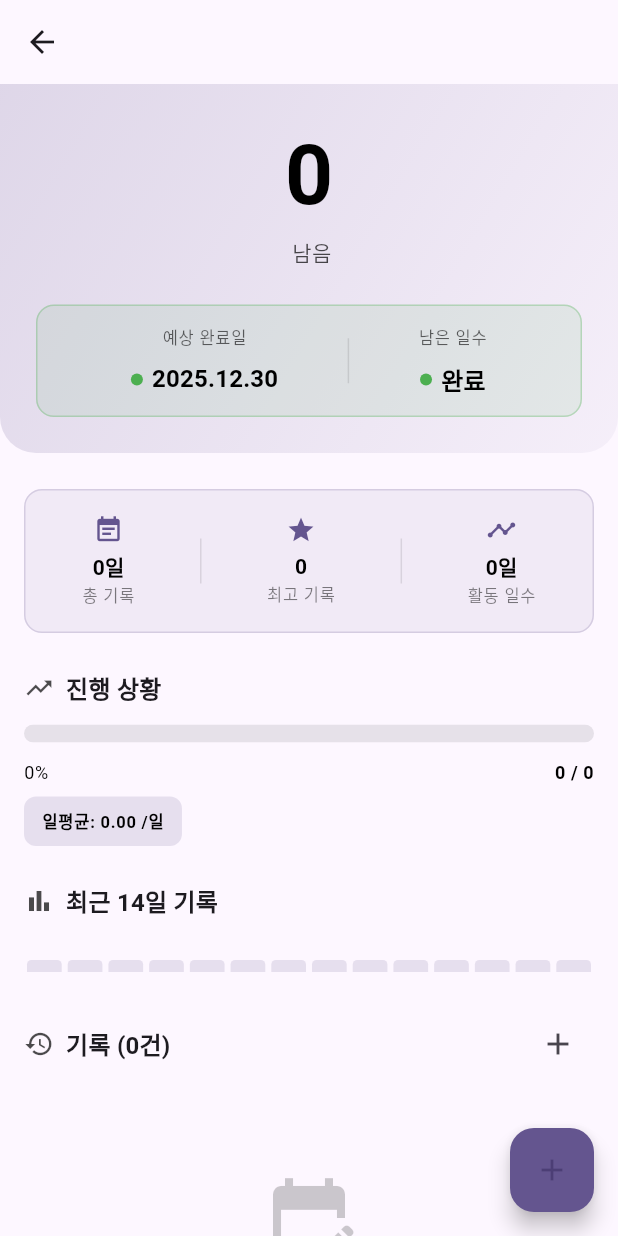
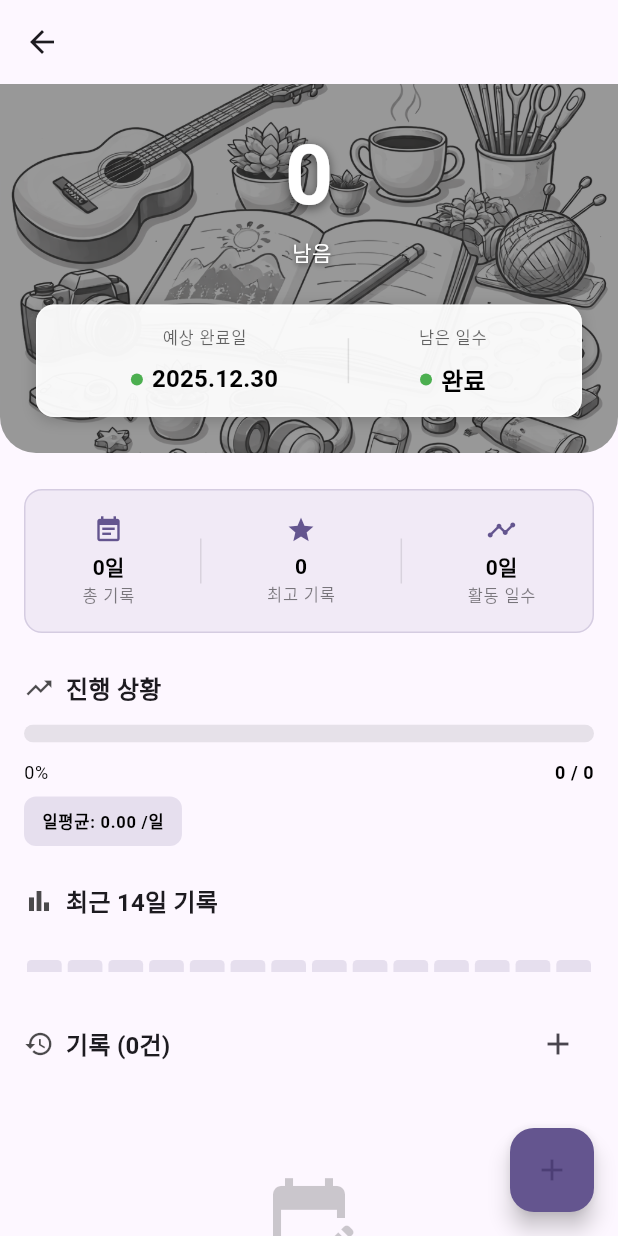
Before and after one commit to hyunyik/goaleta, a Flutter app: the GoalDetailScreen screen opened directly with empty values, on a phone screen of 412 x 824 dp. Run offline on Flutter 3.47's test engine with Material 3 defaults, Android fonts, the phone set to English and light mode, and no system bars; our stand-ins replace flutter_riverpod.

Commit message:
Add background images to GoalDetailScreen and enhance GoalCard with animations

```diff
--- a/lib/screens/goal_detail_screen.dart
+++ b/lib/screens/goal_detail_screen.dart
@@ -11,6 +11,24 @@ class GoalDetailScreen extends ConsumerWidget {
   final Goal goal;
 
   const GoalDetailScreen({required this.goal, Key? key}) : super(key: key);
+
+  String? _getBackgroundImage() {
+    // Map category to background image - same as GoalCard
+    switch (goal.category) {
+      case GoalCategory.reading:
+        return 'assets/images/reading.png';
+      case GoalCategory.study:
+        return 'assets/images/study.png';
+      case GoalCategory.fitness:
+        return 'assets/images/fitness.png';
+      case GoalCategory.writing:
+        return 'assets/images/writing.png';
+      case GoalCategory.practice:
+        return 'assets/images/practice.png';
+      case GoalCategory.custom:
+        return 'assets/images/custom.png';
+    }
+  }
 
   @override
   Widget build(BuildContext context, WidgetRef ref) {
@@ -49,6 +67,7 @@ class GoalDetailScreen extends ConsumerWidget {
           final dailyAverage = etaData['dailyAverage'] as double;
 
           final dateFormatter = DateFormat('yyyy.MM.dd');
+          final backgroundImage = _getBackgroundImage();
 
           return RefreshIndicator(
             onRefresh: () async {
@@ -59,18 +78,30 @@ class GoalDetailScreen extends ConsumerWidget {
             child: SingleChildScrollView(
               child: Column(
                 children: [
-                // 상단: 남은 양 및 ETA
+                // 상단: 남은 양 및 ETA with background image
                 Container(
                   padding: const EdgeInsets.all(24),
                   decoration: BoxDecoration(
-                    gradient: LinearGradient(
-                      colors: [
-                        goal.category.getColor(context).withOpacity(0.2),
-                        goal.category.getColor(context).withOpacity(0.05),
-                      ],
-                      begin: Alignment.topLeft,
-                      end: Alignment.bottomRight,
-                    ),
+                    image: backgroundImage != null
+                        ? DecorationImage(
+                            image: AssetImage(backgroundImage),
+                            fit: BoxFit.cover,
+                            colorFilter: ColorFilter.mode(
+                              Colors.black.withOpacity(0.4),
+                              BlendMode.darken,
+                            ),
+                          )
+                        : null,
+                    gradient: backgroundImage == null
+                        ? LinearGradient(
+                            colors: [
+                              goal.category.getColor(context).withOpacity(0.7),
+                              goal.category.getColor(context),
+                            ],
+                            begin: Alignment.topLeft,
+                            end: Alignment.bottomRight,
+                          )
+                        : null,
                     borderRadius: const BorderRadius.only(
                       bottomLeft: Radius.circular(24),
                       bottomRight: Radius.circular(24),
@@ -84,14 +115,28 @@ class GoalDetailScreen extends ConsumerWidget {
                         style: Theme.of(context).textTheme.headlineSmall?.copyWith(
                           fontSize: 56,
                           fontWeight: FontWeight.bold,
-                          color: Colors.black,
+                          color: Colors.white,
+                          shadows: const [
+                            Shadow(
+                              offset: Offset(0, 2),
+                              blurRadius: 8,
+                              color: Colors.black54,
+                            ),
+                          ],
                         ),
                       ),
                       const SizedBox(height: 4),
                       Text(
                         '${goal.unit} 남음',
                         style: Theme.of(context).textTheme.bodyMedium?.copyWith(
-                          color: Colors.black.withOpacity(0.7),
+                          color: Colors.white,
+                          shadows: const [
+                            Shadow(
+                              offset: Offset(0, 1),
+                              blurRadius: 4,
+                              color: Colors.black54,
+                            ),
+                          ],
                         ),
                       ),
                       const SizedBox(height: 24),
@@ -100,11 +145,18 @@ class GoalDetailScreen extends ConsumerWidget {
                       Container(
                         padding: const EdgeInsets.symmetric(horizontal: 16, vertical: 12),
                         decoration: BoxDecoration(
-                          color: _getETAStatusColor(context, remainingDays, dailyAverage, remaining).withOpacity(0.1),
+                          color: Colors.white.withOpacity(0.95),
                           borderRadius: BorderRadius.circular(12),
                           border: Border.all(
-                            color: _getETAStatusColor(context, remainingDays, dailyAverage, remaining).withOpacity(0.3),
+                            color: Colors.white.withOpacity(0.5),
                           ),
+                          boxShadow: [
+                            BoxShadow(
+                              color: Colors.black.withOpacity(0.2),
+                              blurRadius: 8,
+                              offset: const Offset(0, 2),
+                            ),
+                          ],
                         ),
                         child: Row(
                           mainAxisAlignment: MainAxisAlignment.spaceEvenly,
--- a/pubspec.yaml
+++ b/pubspec.yaml
@@ -30,6 +30,9 @@ dependencies:
   # UUID
   uuid: ^4.0.0
 
+  # Animations (Material Design transitions)
+  animations: ^2.0.11
+
 dev_dependencies:
   flutter_test:
     sdk: flutter
```
Also changed, not shown: lib/screens/home_screen.dart (+1 -10 lines), lib/widgets/goal_card.dart (+50 -13 lines), pubspec.lock.
